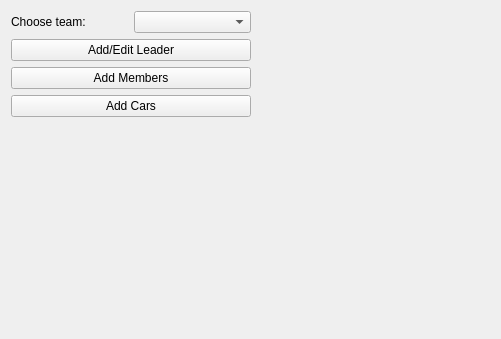
Qt form Software/windowaddteam.ui (martro/RoboDriftSensors) before a commit.
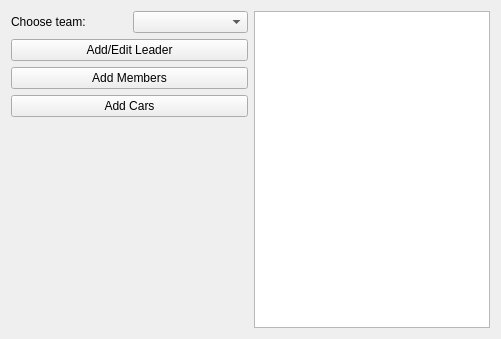
The same form after that commit.

Commit message: window add leader added, and fixed some bugs

The edit to the form file:
```diff
--- a/Software/windowaddteam.ui
+++ b/Software/windowaddteam.ui
@@ -73,7 +73,11 @@
     </layout>
    </item>
    <item>
-    <layout class="QVBoxLayout" name="verticalLayout_2"/>
+    <layout class="QGridLayout" name="CurrentWindow">
+     <item row="0" column="0">
+      <widget class="QGraphicsView" name="graphicsView"/>
+     </item>
+    </layout>
    </item>
   </layout>
  </widget>
```
The commit also changes 25 other files.
